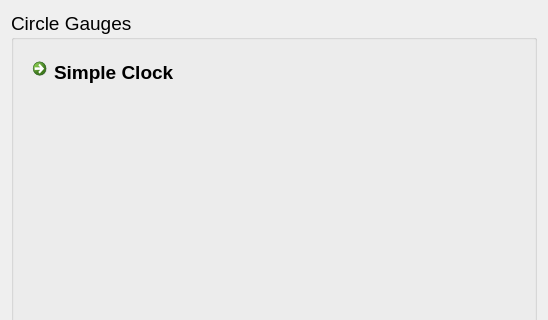
First picture: the form in mainwindow.ui, repository EugeneBA/BEGaugesQt, before the edit; both pictures show x 0 to 548 and y 0 to 320 of the 548 by 573 pixel window.
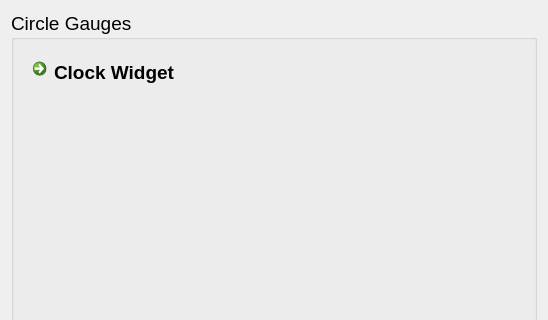
Second picture: the form after the edit.

Commit message: add: Simple clock

Patch:
```diff
--- a/mainwindow.ui
+++ b/mainwindow.ui
@@ -29,7 +29,7 @@
        <item>
         <widget class="QCommandLinkButton" name="commandLinkButton">
          <property name="text">
-          <string>Simple Clock</string>
+          <string>Clock Widget</string>
          </property>
         </widget>
        </item>
```
Left out of the diff: 2 changed lines with no effect on the pictures. The commit also changes 5 other files.
